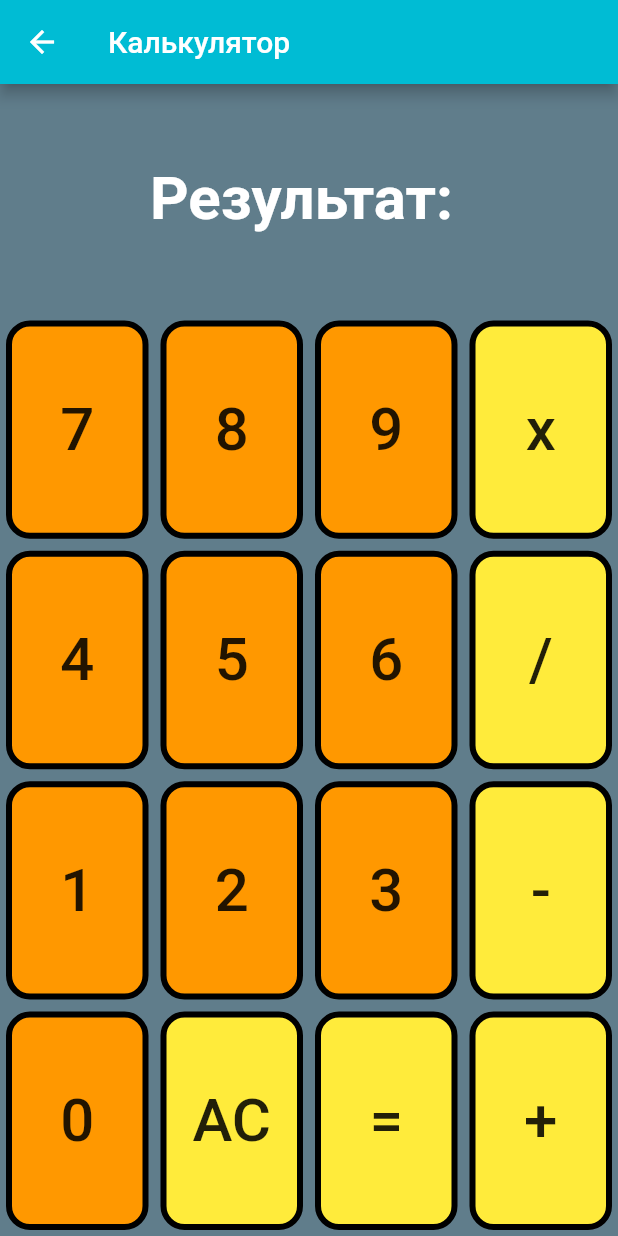
After one commit to mattydeprecate/flutter-playground, a Flutter app: the screen it shows after launch, after a tap on "3. Calculator", on a phone screen of 412 x 824 dp. The commit adds this screen. Run offline on Flutter 3.47's test engine with Material 2 defaults, Android fonts, the light colour scheme and no system bars.

Commit message:
merge calculator and dice

```diff
--- /dev/null
+++ b/lib/calculator/buttons.dart
@@ -0,0 +1,83 @@
+import 'package:flutter/material.dart';
+
+class CalculatorButton extends StatelessWidget {
+  final Color color;
+  final String title;
+  final void Function() handleOnPressed;
+
+  const CalculatorButton(
+      {Key key, this.title, this.color, this.handleOnPressed})
+      : super(key: key);
+
+  @override
+  Widget build(BuildContext context) {
+    return Expanded(
+      child: FlatButton(
+        padding: EdgeInsets.all(0),
+        onPressed: handleOnPressed,
+        child: Container(
+          margin: EdgeInsets.all(4),
+          width: double.infinity,
+          height: double.infinity,
+          decoration: BoxDecoration(
+            color: color,
+            border: Border.all(color: Colors.black, width: 4),
+            borderRadius: BorderRadius.all(Radius.circular(16)),
+          ),
+          child: Center(
+            child: Text(
+              title,
+              style: TextStyle(
+                fontSize: 40.0,
+              ),
+            ),
+          ),
+        ),
+      ),
+    );
+  }
+}
+
+class NumberButton extends StatelessWidget {
+  final int number;
+  final void Function(int number) handleOnPressed;
+
+  const NumberButton({
+    Key key,
+    this.number,
+    this.handleOnPressed
+  }) : super(key: key);
+
+  @override
+  Widget build(BuildContext context) {
+    return CalculatorButton(
+      title: "$number",
+      color: Colors.orange,
+      handleOnPressed: () {
+        handleOnPressed(number);
+      },
+    );
+  }
+}
+
+class OperationButton extends StatelessWidget {
+  final String operation;
+  final void Function(String operation) handleOnPressed;
+
+  const OperationButton({
+    Key key,
+    this.operation,
+    this.handleOnPressed
+  }) : super(key: key);
+
+  @override
+  Widget build(BuildContext context) {
+    return CalculatorButton(
+      title: operation,
+      color: Colors.yellow,
+      handleOnPressed: () {
+        handleOnPressed(operation);
+      },
+    );
+  }
+}
--- /dev/null
+++ b/lib/calculator/calculator_screen.dart
@@ -0,0 +1,147 @@
+import 'package:flutter/material.dart';
+import 'buttons.dart';
+
+class CalculatorScreen extends StatelessWidget {
+  @override
+  Widget build(BuildContext context) {
+    return Scaffold(
+      appBar: AppBar(
+        title: Text("Калькулятор"),
+        backgroundColor: Colors.cyan,
+      ),
+      backgroundColor: Colors.blueGrey,
+      body: Calculator(),
+    );
+  }
+}
+
+class Calculator extends StatefulWidget {
+  @override
+  _CalculatorState createState() => _CalculatorState();
+}
+
+class _CalculatorState extends State<Calculator> {
+  String currentNumber = "";
+
+  void handleNumberAction(int number) {
+    setState(() {
+      currentNumber = "$number";
+    });
+  }
+
+  void handleOperationAction(String operation) {
+    setState(() {});
+  }
+
+  @override
+  Widget build(BuildContext context) {
+    return Column(
+      children: [
+        Expanded(
+          child: Center(
+            child: Text(
+              "Результат: $currentNumber",
+              style: TextStyle(
+                fontSize: 40,
+                color: Colors.white,
+                fontWeight: FontWeight.bold,
+              ),
+            ),
+          ),
+        ),
+        Expanded(
+          child: Row(
+            mainAxisSize: MainAxisSize.max,
+            children: [
+              NumberButton(
+                number: 7,
+                handleOnPressed: handleNumberAction,
+              ),
+              NumberButton(
+                number: 8,
+                handleOnPressed: handleNumberAction,
+              ),
+              NumberButton(
+                number: 9,
+                handleOnPressed: handleNumberAction,
+              ),
+              OperationButton(
+                operation: "x",
+                handleOnPressed: handleOperationAction,
+              ),
+            ],
+          ),
+        ),
+        Expanded(
+          child: Row(
+            mainAxisSize: MainAxisSize.max,
+            children: [
+              NumberButton(
+                number: 4,
+                handleOnPressed: handleNumberAction,
+              ),
+              NumberButton(
+                number: 5,
+                handleOnPressed: handleNumberAction,
+              ),
+              NumberButton(
+                number: 6,
+                handleOnPressed: handleNumberAction,
+              ),
+              OperationButton(
+                operation: "/",
+                handleOnPressed: handleOperationAction,
+              ),
+            ],
+          ),
+        ),
+        Expanded(
+          child: Row(
+            mainAxisSize: MainAxisSize.max,
+            children: [
+              NumberButton(
+                number: 1,
+                handleOnPressed: handleNumberAction,
+              ),
+              NumberButton(
+                number: 2,
+                handleOnPressed: handleNumberAction,
+              ),
+              NumberButton(
+                number: 3,
+                handleOnPressed: handleNumberAction,
+              ),
+              OperationButton(
+                operation: "-",
+                handleOnPressed: handleOperationAction,
+              ),
+            ],
+          ),
+        ),
+        Expanded(
+          child: Row(
+            mainAxisSize: MainAxisSize.max,
+            children: [
+              NumberButton(
+                number: 0,
+                handleOnPressed: handleNumberAction,
+              ),
+              OperationButton(
+                operation: "AC",
+                handleOnPressed: handleOperationAction,
+              ),
+              OperationButton(
+                operation: "=",
+                handleOnPressed: handleOperationAction,
+              ),
+              OperationButton(
+                operation: "+",
+                handleOnPressed: handleOperationAction,
+              ),
+            ],
+          ),
+        ),
+      ],
+    );
+  }
+}
--- /dev/null
+++ b/lib/dice/dice_screen.dart
@@ -0,0 +1,57 @@
+import 'dart:math';
+import 'package:flutter/material.dart';
+
+class DiceScreen extends StatelessWidget {
+  @override
+  Widget build(BuildContext context) {
+    return Scaffold(
+      backgroundColor: Colors.red,
+      appBar: AppBar(
+        title: Text('Dicee'),
+        backgroundColor: Colors.red,
+      ),
+      body: DicePage(),
+    );
+  }
+}
+
+class DicePage extends StatefulWidget {
+  @override
+  _DicePageState createState() => _DicePageState();
+}
+
+class _DicePageState extends State<DicePage> {
+  int leftDiceNumber = 1;
+  int rightDiceNumber = 1;
+
+  void changeDiceFace() {
+    setState(() {
+      leftDiceNumber = Random().nextInt(6) + 1;
+      rightDiceNumber = Random().nextInt(6) + 1;
+    });
+  }
+
+  @override
+  Widget build(BuildContext context) {
+    return Center(
+      child: Row(
+        children: [
+          Expanded(
+            child: FlatButton(
+              onPressed: () {
+                changeDiceFace();
+              },
+              child: Image.asset("images/dice/dice$leftDiceNumber.png"),
+            ),
+          ),
+          Expanded(
+              child: FlatButton(
+                  onPressed: () {
+                    changeDiceFace();
+                  },
+                  child: Image.asset("images/dice/dice$rightDiceNumber.png"))),
+        ],
+      ),
+    );
+  }
+}
--- a/lib/main_screen.dart
+++ b/lib/main_screen.dart
@@ -1,4 +1,6 @@
 import 'package:flutter/material.dart';
+import 'package:flutter_playground/calculator/calculator_screen.dart';
+import 'package:flutter_playground/dice/dice_screen.dart';
 import 'package:flutter_playground/example1_screen.dart';
 
 class MainScreen extends StatelessWidget {
@@ -11,7 +13,16 @@ class MainScreen extends StatelessWidget {
       body: Column(
         children: [
           ScreenButton(
+            title: "1. Example",
             pushWidget: ExampleScreen(),
+          ),
+          ScreenButton(
+            title: "2. Dice",
+            pushWidget: DiceScreen(),
+          ),
+          ScreenButton(
+            title: "3. Calculator",
+            pushWidget: CalculatorScreen(),
           ),
         ],
       ),
@@ -20,17 +31,23 @@ class MainScreen extends StatelessWidget {
 }
 
 class ScreenButton extends StatelessWidget {
+  final String title;
   final Widget pushWidget;
 
   const ScreenButton({
     Key key,
+    this.title,
     this.pushWidget,
   }) : super(key: key);
 
   @override
   Widget build(BuildContext context) {
-    return RaisedButton(
-      child: Text("1. Пример кода"),
+    return SizedBox(
+      width: double.infinity,
+      child: RaisedButton(
+        child: Text(
+          title,
+        ),
         onPressed: () {
           Navigator.of(context).push(
             MaterialPageRoute(
@@ -40,6 +57,7 @@ class ScreenButton extends StatelessWidget {
             ),
           );
         },
+      ),
     );
   }
 }
--- a/pubspec.yaml
+++ b/pubspec.yaml
@@ -19,3 +19,7 @@ dev_dependencies:
 flutter:
 
   uses-material-design: true
+
+  assets:
+  - images/
+  - images/dice/
```
Also changed, not shown: images/dice/dice1.png (added), images/dice/dice2.png (added), images/dice/dice3.png (added), images/dice/dice4.png (added), images/dice/dice5.png (added), images/dice/dice6.png (added), pubspec.lock. Lines whose indentation alone changed are shown as unchanged.
